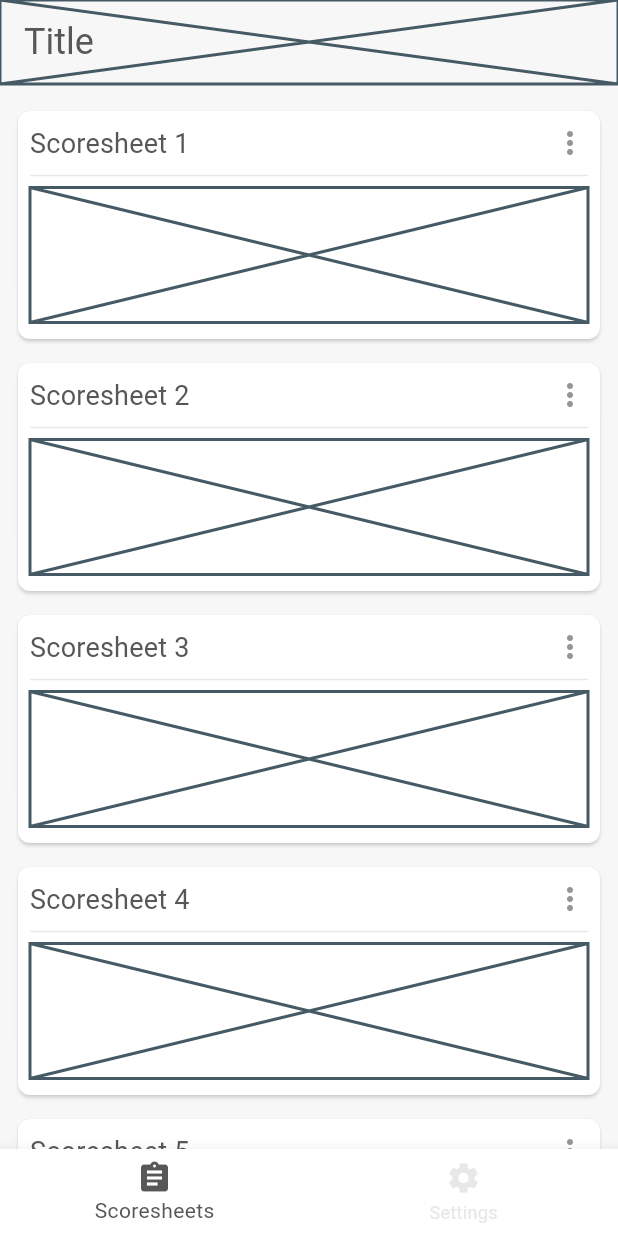
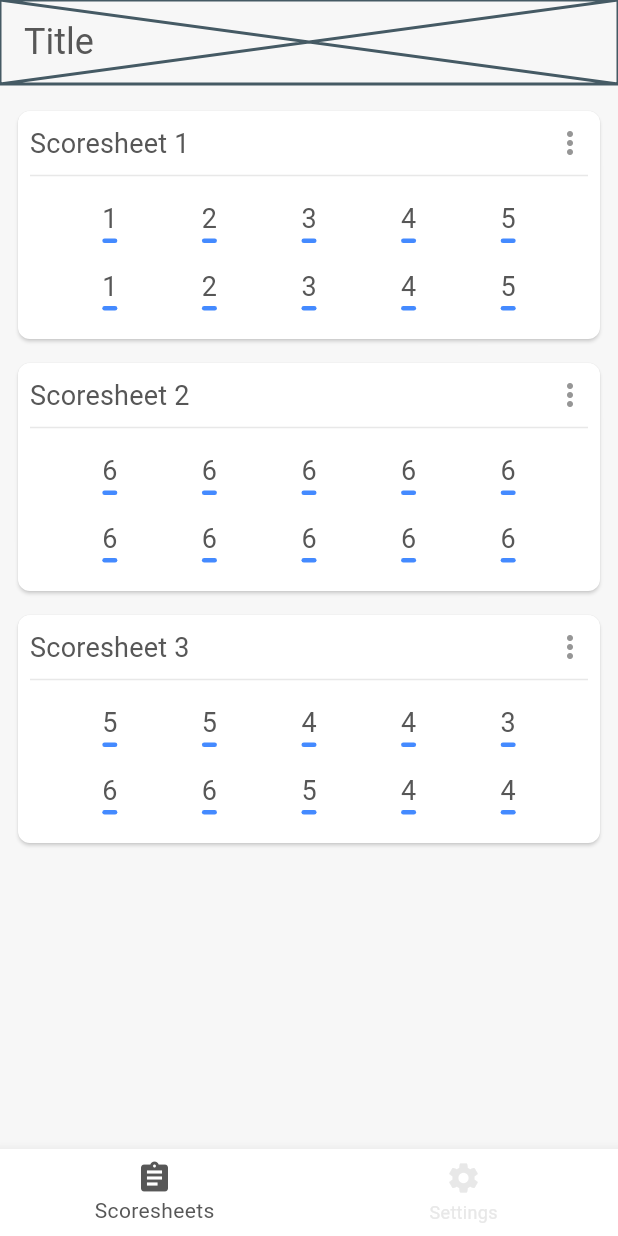
Before and after one commit to jamesrahhh/neoscore, a Flutter app: the screen it shows after launch, on a phone screen of 412 x 824 dp. Run offline on Flutter 3.47's test engine with Material 3 defaults, Android fonts, the phone set to English and light mode, and no system bars; our stand-ins replace firebase_core, firebase_crashlytics; accounts and stored records are empty.

Commit message:
scoresheet: Scoresheet handler base.

```diff
--- a/lib/ui/views/scoresheet/scoresheet_view.dart
+++ b/lib/ui/views/scoresheet/scoresheet_view.dart
@@ -1,12 +1,17 @@
 import 'package:flutter/material.dart';
+import 'package:provider/provider.dart';
 
 import '../../widgets/scoresheet_view/scoresheet_card.dart';
+import 'scoresheet_viewmodel.dart';
 
 class ScoresheetView extends StatelessWidget {
   const ScoresheetView({super.key});
 
   @override
-  Widget build(BuildContext context) => Scrollbar(
+  Widget build(BuildContext context) =>
+      ChangeNotifierProvider<ScoresheetViewModel>(
+          create: (_) => ScoresheetViewModel(),
+          builder: (BuildContext context, _) => Scrollbar(
                 thickness: 8.0,
                 radius: const Radius.circular(4.0),
                 interactive: true,
@@ -20,7 +25,8 @@ class ScoresheetView extends StatelessWidget {
                     const SliverPadding(
                         padding: EdgeInsets.fromLTRB(0.0, 14.0, 0.0, 0.0)),
                     SliverGrid.builder(
-              gridDelegate: const SliverGridDelegateWithMaxCrossAxisExtent(
+                      gridDelegate:
+                          const SliverGridDelegateWithMaxCrossAxisExtent(
                         maxCrossAxisExtent: 500.0,
                         mainAxisExtent: 160.0,
                         mainAxisSpacing: 8.0,
@@ -28,9 +34,10 @@ class ScoresheetView extends StatelessWidget {
                       ),
                       itemBuilder: (BuildContext context, int index) =>
                           ScoresheetCard(index: index),
-              itemCount: 20,
+                      itemCount: Provider.of<ScoresheetViewModel>(context)
+                          .getScoresheetAmount,
                     ),
                   ],
                 ),
-      );
+              ));
 }
--- /dev/null
+++ b/lib/ui/views/scoresheet/scoresheet_viewmodel.dart
@@ -0,0 +1,29 @@
+import 'package:flutter/foundation.dart';
+
+import '../../../utils/scoresheet/scoresheet.dart';
+
+class ScoresheetViewModel extends ChangeNotifier {
+  final List<Scoresheet> _scoresheets = <Scoresheet>[
+    Scoresheet(scoreData: <List<int>>[
+      <int>[1, 2, 3, 4, 5],
+      <int>[1, 2, 3, 4, 5],
+      <int>[1, 2, 3, 4, 5]
+    ], shotsPerEnd: 5, highestScore: 6),
+    Scoresheet(scoreData: <List<int>>[
+      <int>[6, 6, 6, 6, 6],
+      <int>[6, 6, 6, 6, 6],
+      <int>[6, 6, 6, 6, 6]
+    ], shotsPerEnd: 5, highestScore: 6),
+    Scoresheet(scoreData: <List<int>>[
+      <int>[5, 5, 4, 4, 3],
+      <int>[6, 6, 5, 4, 4],
+      <int>[5, 5, 5, 4, 2]
+    ], shotsPerEnd: 5, highestScore: 6)
+  ];
+
+  Scoresheet getScoresheet(int index) {
+    return _scoresheets[index];
+  }
+
+  int get getScoresheetAmount => _scoresheets.length;
+}
--- a/lib/ui/widgets/scoresheet_view/scoresheet_card.dart
+++ b/lib/ui/widgets/scoresheet_view/scoresheet_card.dart
@@ -1,4 +1,8 @@
 import 'package:flutter/material.dart';
+import 'package:provider/provider.dart';
+
+import '../../views/scoresheet/scoresheet_viewmodel.dart';
+import 'score_icon.dart';
 
 class ScoresheetCard extends StatelessWidget {
   const ScoresheetCard({super.key, required this.index});
@@ -29,9 +33,25 @@ class ScoresheetCard extends StatelessWidget {
                 Divider(
                   color: Theme.of(context).colorScheme.secondary,
                 ),
-                const Placeholder(
-                  fallbackHeight: 90,
-                ),
+                Column(
+                  children: List<Widget>.generate(
+                      2,
+                      (int endIndex) => Row(
+                            mainAxisAlignment: MainAxisAlignment.spaceEvenly,
+                            children: List<Widget>.generate(
+                                Provider.of<ScoresheetViewModel>(context)
+                                    .getScoresheet(index)
+                                    .shotsPerEnd,
+                                (int shotIndex) => ScoreIcon(
+                                      value: Provider.of<ScoresheetViewModel>(
+                                              context)
+                                          .getScoresheet(index)
+                                          .scoreData[endIndex][shotIndex]
+                                          .toString(),
+                                      color: Colors.blueAccent,
+                                    )),
+                          )),
+                )
               ],
             ),
           ),
```
Lines whose indentation alone changed are shown as unchanged.
